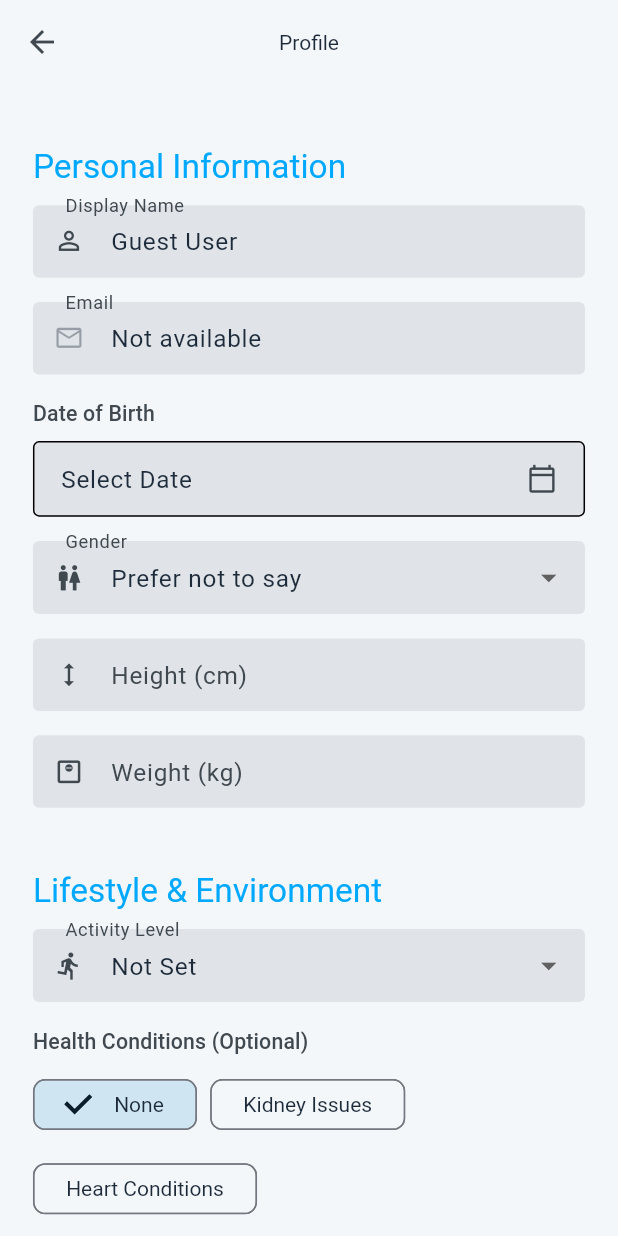
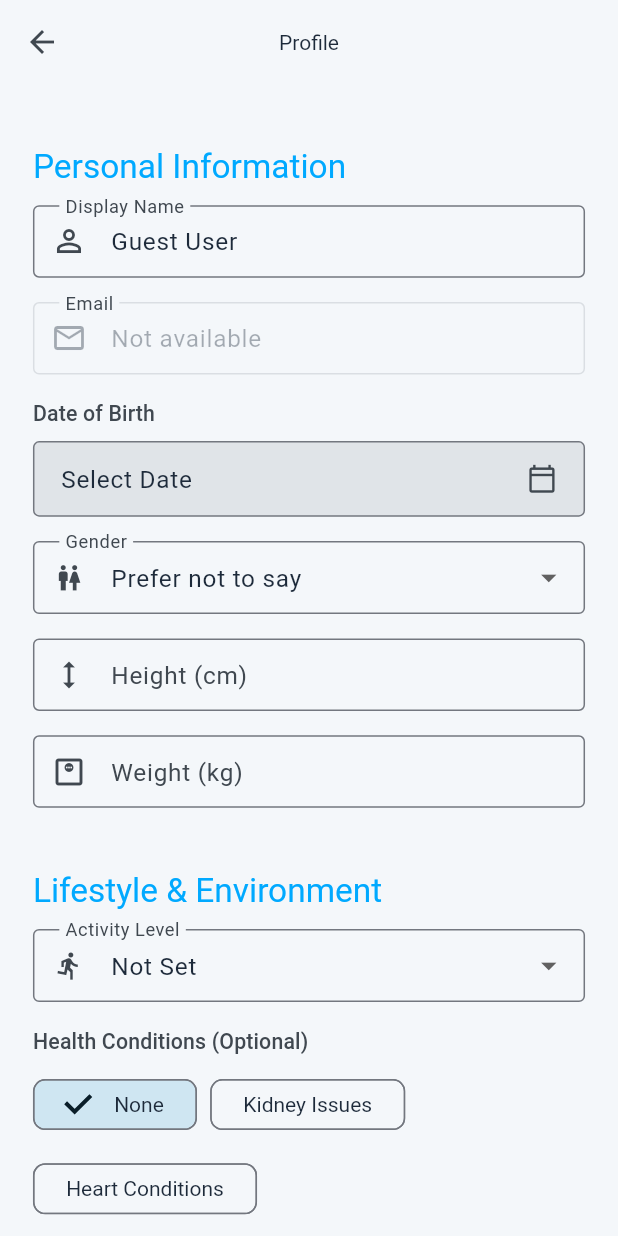
Before and after one commit to halixm-dev/minum, a Flutter app: the ProfileScreen screen opened by its route, on a phone screen of 412 x 824 dp. Run offline on Flutter 3.47's test engine with Material 3 defaults, Android fonts, the phone set to English and light mode, and no system bars; drawn by our look-alikes of dynamic_color; our stand-ins replace awesome_notifications, cloud_firestore, connectivity_plus, equatable, firebase_auth, firebase_core and 8 more; accounts and stored records are empty.

Commit message:
Refactor: Use M3 outlined TextFields and remove CustomTextField
I updated your app's theme to use Material 3 outlined style for all TextFormFields by modifying InputDecorationTheme.

I replaced all instances of the CustomTextField widget with the standard TextFormField, ensuring they utilize the new M3 outlined styling provided by the updated theme.

I deleted the redundant CustomTextField widget.

```diff
--- a/lib/src/presentation/screens/profile/profile_screen.dart
+++ b/lib/src/presentation/screens/profile/profile_screen.dart
@@ -8,7 +8,6 @@ import 'package:minum/src/core/utils/app_utils.dart';
 import 'package:minum/src/data/models/user_model.dart';
 import 'package:minum/src/presentation/providers/user_provider.dart';
 import 'package:minum/src/services/hydration_service.dart';
-import 'package:minum/src/presentation/widgets/common/custom_text_field.dart';
 import 'package:provider/provider.dart';
 import 'package:minum/main.dart'; // For logger
 import 'package:minum/src/core/utils/unit_converter.dart' as unit_converter;
@@ -574,22 +573,28 @@ class _ProfileScreenState extends State<ProfileScreen> {
                 crossAxisAlignment: CrossAxisAlignment.stretch,
                 children: <Widget>[
                   _buildSectionTitle('Personal Information'),
-                  CustomTextField(
+                  TextFormField(
                     controller: _displayNameController,
                     focusNode: _displayNameFocusNode,
+                    decoration: const InputDecoration(
                       labelText: 'Display Name',
-                      prefixIcon: Icons.person_outline,
+                      prefixIcon: Icon(Icons.person_outline),
+                    ),
                     validator: (value) => AppUtils.validateNotEmpty(value,
                         fieldName: "Display name"),
-                      textInputAction: TextInputAction.next),
+                    textInputAction: TextInputAction.next,
+                  ),
                   SizedBox(height: 16.h),
-                  CustomTextField(
+                  TextFormField(
                     controller: _emailController,
                     focusNode: _emailFocusNode,
+                    decoration: const InputDecoration(
                       labelText: AppStrings.email,
-                      prefixIcon: Icons.email_outlined,
+                      prefixIcon: Icon(Icons.email_outlined),
+                    ),
                     readOnly: true,
-                      enabled: false), // Email is not editable
+                    enabled: false,
+                  ), // Email is not editable
                   SizedBox(height: 16.h),
                   _buildDatePickerField(
                       context, "Date of Birth", _selectedDateOfBirth, (date) {
@@ -626,11 +631,13 @@ class _ProfileScreenState extends State<ProfileScreen> {
                     prefixIcon: Icons.wc, // Changed from Icons.wc_outlined
                   ),
                   SizedBox(height: 16.h),
-                  CustomTextField(
+                  TextFormField(
                     controller: _heightController,
                     focusNode: _heightFocusNode,
+                    decoration: const InputDecoration(
                       labelText: 'Height (cm)',
-                      prefixIcon: Icons.height_outlined,
+                      prefixIcon: Icon(Icons.height_outlined),
+                    ),
                     keyboardType:
                         const TextInputType.numberWithOptions(decimal: true),
                     inputFormatters: [
@@ -640,13 +647,16 @@ class _ProfileScreenState extends State<ProfileScreen> {
                         ? null
                         : AppUtils.validateNumber(val, allowDecimal: true),
                     onChanged: (_) => _setIsDirty(),
-                      textInputAction: TextInputAction.next),
+                    textInputAction: TextInputAction.next,
+                  ),
                   SizedBox(height: 16.h),
-                  CustomTextField(
+                  TextFormField(
                     controller: _weightController,
                     focusNode: _weightFocusNode,
+                    decoration: const InputDecoration(
                       labelText: '${AppStrings.weight} (${AppStrings.kg})',
-                      prefixIcon: Icons.monitor_weight_outlined,
+                      prefixIcon: Icon(Icons.monitor_weight_outlined),
+                    ),
                     keyboardType:
                         const TextInputType.numberWithOptions(decimal: true),
                     validator: (value) => (value == null || value.isEmpty)
@@ -656,7 +666,8 @@ class _ProfileScreenState extends State<ProfileScreen> {
                       FilteringTextInputFormatter.allow(RegExp(r'^\d*\.?\d*'))
                     ],
                     onChanged: (_) => _setIsDirty(),
-                      textInputAction: TextInputAction.next),
+                    textInputAction: TextInputAction.next,
+                  ),
                   SizedBox(height: 24.h),
 
                   _buildSectionTitle('Lifestyle & Environment'),
@@ -706,19 +717,22 @@ class _ProfileScreenState extends State<ProfileScreen> {
                   SizedBox(height: 24.h),
 
                   _buildSectionTitle('Hydration Goal'),
-                  CustomTextField(
+                  TextFormField(
                     controller: _dailyGoalController,
                     focusNode: _dailyGoalFocusNode,
+                    decoration: InputDecoration(
                       labelText:
                           'Daily Goal (${user.preferredUnit.displayName})',
-                      prefixIcon: Icons.flag_outlined,
+                      prefixIcon: const Icon(Icons.flag_outlined),
+                    ),
                     keyboardType: goalKeyboardType,
                     inputFormatters: goalInputFormatters,
                     validator: (val) =>
                         AppUtils.validateNumber(val, allowDecimal: isOz),
                     onChanged: (_) => _setIsDirty(),
                     textInputAction: TextInputAction.done,
-                      onFieldSubmitted: (_) => _saveProfile()),
+                    onFieldSubmitted: (_) => _saveProfile(),
+                  ),
                   SizedBox(height: 12.h),
                   FilledButton.tonal(
                     onPressed: _calculateAndSuggestGoal,
--- a/lib/src/presentation/widgets/common/custom_text_field.dart
+++ /dev/null
@@ -1,110 +0,0 @@
-// lib/src/widgets/common/custom_text_field.dart
-import 'package:flutter/material.dart';
-import 'package:flutter/services.dart';
-import 'package:flutter_screenutil/flutter_screenutil.dart';
-// AppColors import removed as styles should come from the theme.
-
-class CustomTextField extends StatelessWidget {
-  final TextEditingController? controller;
-  final String labelText;
-  final String? hintText;
-  final bool obscureText;
-  final TextInputType keyboardType;
-  final FormFieldValidator<String>? validator;
-  final IconData? prefixIcon;
-  final Widget? suffixIcon;
-  final ValueChanged<String>? onChanged;
-  final VoidCallback? onTap;
-  final bool readOnly;
-  final int? maxLines;
-  final int? minLines;
-  final List<TextInputFormatter>? inputFormatters;
-  final FocusNode? focusNode;
-  final TextInputAction? textInputAction;
-  final ValueChanged<String>? onFieldSubmitted;
-  final bool enabled;
-  final AutovalidateMode? autovalidateMode;
-  final String? initialValue; // Used only when controller is null
-
-  const CustomTextField({
-    super.key,
-    this.controller,
-    required this.labelText,
-    this.hintText,
-    this.obscureText = false,
-    this.keyboardType = TextInputType.text,
-    this.validator,
-    this.prefixIcon,
-    this.suffixIcon,
-    this.onChanged,
-    this.onTap,
-    this.readOnly = false,
-    this.maxLines = 1,
-    this.minLines,
-    this.inputFormatters,
-    this.focusNode,
-    this.textInputAction,
-    this.onFieldSubmitted,
-    this.enabled = true,
-    this.autovalidateMode,
-    this.initialValue,
-  });
-
-  @override
-  Widget build(BuildContext context) {
-    final theme = Theme.of(context);
-    // The inputDecorationTheme is now expected to be fully defined in AppTheme.
-    final inputDecorationTheme = theme.inputDecorationTheme;
-
-    return TextFormField(
-      controller: controller,
-      initialValue: controller == null ? initialValue : null,
-      decoration: InputDecoration(
-        labelText: labelText,
-        hintText: hintText,
-        // labelStyle, hintStyle, border, enabledBorder, focusedBorder, etc.,
-        // will now be taken directly from the inputDecorationTheme.
-        // No need for ?? fallbacks if the theme is comprehensive.
-        labelStyle: inputDecorationTheme.labelStyle,
-        hintStyle: inputDecorationTheme.hintStyle,
-        prefixIcon: prefixIcon != null
-            ? Icon(prefixIcon, size: 20.sp)
-            : null, // Icon size can be themed via IconThemeData if needed
-        suffixIcon: suffixIcon,
-        border: inputDecorationTheme.border,
-        enabledBorder: inputDecorationTheme.enabledBorder,
-        focusedBorder: inputDecorationTheme.focusedBorder,
-        errorBorder: inputDecorationTheme.errorBorder,
-        focusedErrorBorder: inputDecorationTheme.focusedErrorBorder,
-        disabledBorder: inputDecorationTheme.disabledBorder,
-        filled: inputDecorationTheme.filled, // Should be true in M3 theme
-        fillColor:
-            inputDecorationTheme.fillColor, // Should be defined in M3 theme
-        contentPadding: inputDecorationTheme
-            .contentPadding, // Should be defined in M3 theme
-        // Ensure floatingLabelBehavior is consistent with M3, usually 'auto' or 'always'
-        floatingLabelBehavior: inputDecorationTheme.floatingLabelBehavior,
-        errorStyle:
-            inputDecorationTheme.errorStyle, // Ensure this is also themed
-      ),
-      obscureText: obscureText,
-      keyboardType: keyboardType,
-      validator: validator,
-      onChanged: onChanged,
-      onTap: onTap,
-      readOnly: readOnly,
-      maxLines: maxLines,
-      minLines: minLines,
-      inputFormatters: inputFormatters,
-      focusNode: focusNode,
-      textInputAction: textInputAction,
-      onFieldSubmitted: onFieldSubmitted,
-      enabled: enabled,
-      autovalidateMode: autovalidateMode ?? AutovalidateMode.onUserInteraction,
-      // Input text style should ideally come from the global text theme, e.g., bodyLarge.
-      // The M3 inputDecorationTheme in AppTheme sets bodyLarge for labelStyle and hintStyle.
-      // The actual input text style is typically derived from the context's default text style or can be set here.
-      style: theme.textTheme.bodyLarge,
-    );
-  }
-}
```
Also changed, not shown: lib/src/core/theme/app_theme.dart (+24 -19 lines), lib/src/presentation/screens/auth/forgot_password_screen.dart (+6 -5 lines), lib/src/presentation/screens/auth/register_screen.dart (+18 -11 lines), lib/src/presentation/screens/home/add_water_log_screen.dart (+11 -9 lines), lib/src/presentation/screens/settings/settings_screen.dart (+10 -7 lines). Lines whose indentation alone changed are shown as unchanged.
